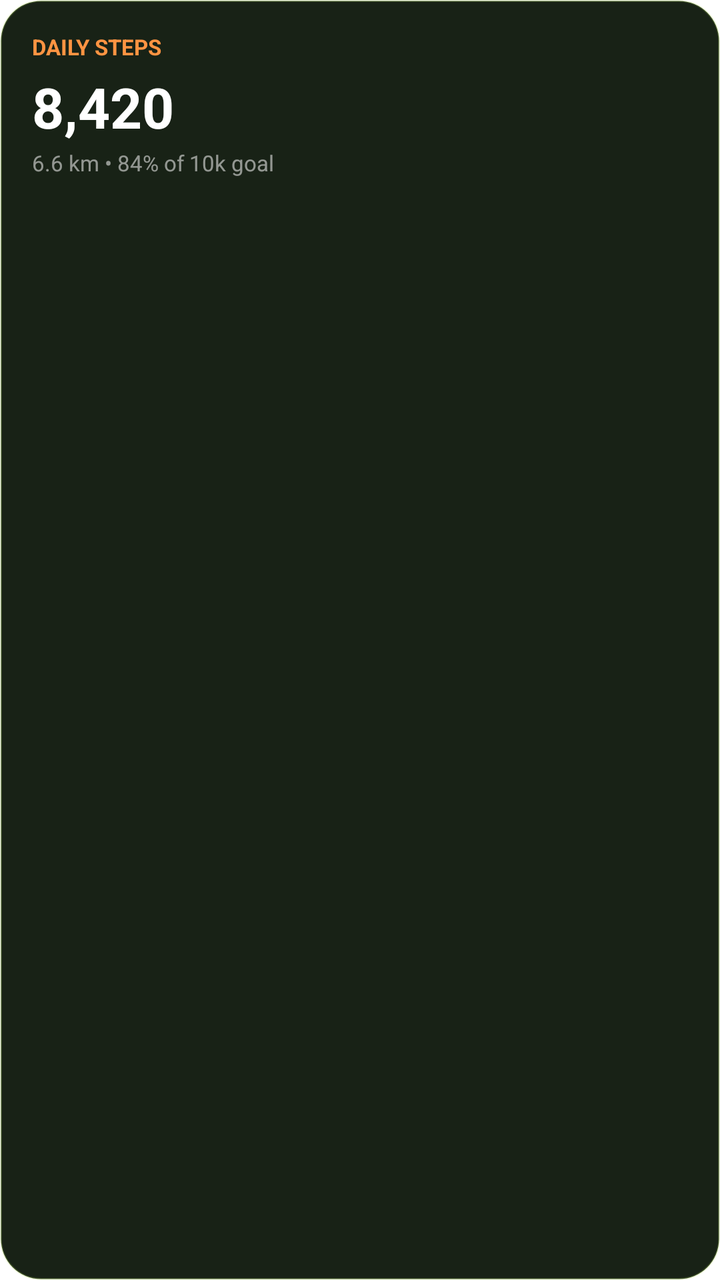
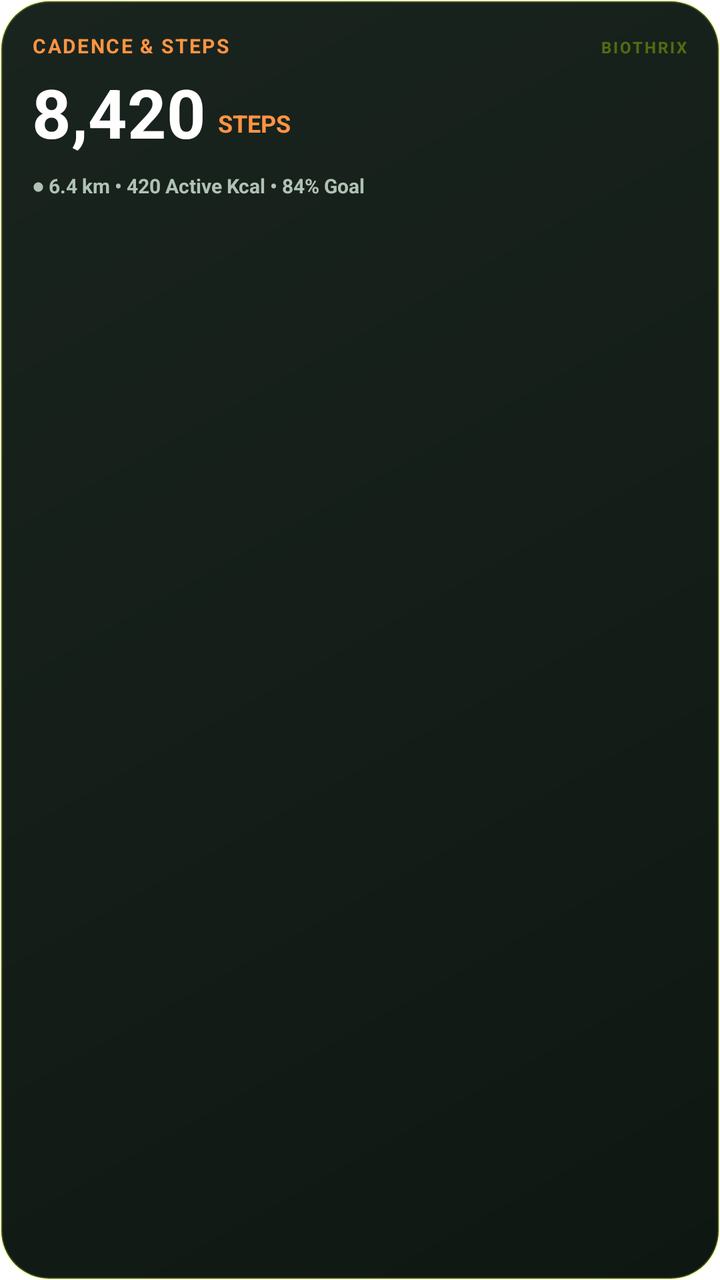

An Android layout rendered at two revisions. The XML below is the earlier revision; the diff shows what the commit changed to produce the second picture.
<!-- AndroidManifest.xml: fallback theme Theme.MaterialComponents.DayNight.NoActionBar -->
<!-- res/layout/widget_steps.xml -->
<?xml version="1.0" encoding="utf-8"?>
<LinearLayout xmlns:android="http://schemas.android.com/apk/res/android"
    android:id="@+id/widget_steps_root"
    android:layout_width="match_parent"
    android:layout_height="match_parent"
    android:background="@drawable/widget_background"
    android:orientation="vertical"
    android:padding="16dp">

    <TextView
        android:id="@+id/widget_steps_title"
        android:layout_width="wrap_content"
        android:layout_height="wrap_content"
        android:text="DAILY STEPS"
        android:textColor="#FF9442"
        android:textSize="11sp"
        android:textStyle="bold" />

    <TextView
        android:id="@+id/widget_steps_value"
        android:layout_width="wrap_content"
        android:layout_height="wrap_content"
        android:layout_marginTop="4dp"
        android:text="8,420"
        android:textColor="#FFFFFF"
        android:textSize="28sp"
        android:textStyle="bold" />

    <TextView
        android:id="@+id/widget_steps_subtitle"
        android:layout_width="wrap_content"
        android:layout_height="wrap_content"
        android:layout_marginTop="2dp"
        android:text="6.6 km • 84% of 10k goal"
        android:textColor="#88FFFFFF"
        android:textSize="11sp" />
</LinearLayout>
<!-- resources referenced by this layout -->
<resources>
  <!-- drawable widget_background (drawable) -->
  <?xml version="1.0" encoding="utf-8"?>
  <shape xmlns:android="http://schemas.android.com/apk/res/android"
      android:shape="rectangle">
      <corners android:radius="20dp" />
      <solid android:color="#182216" />
      <stroke android:width="1dp" android:color="#33B5E655" />
  </shape>
</resources>

<!-- the commit's change to res/layout/widget_steps.xml (unified diff, before → after) -->
@@ -7,31 +7,66 @@
     android:orientation="vertical"
     android:padding="16dp">
 
-    <TextView
-        android:id="@+id/widget_steps_title"
+    
+    <LinearLayout
+        android:layout_width="match_parent"
+        android:layout_height="wrap_content"
+        android:orientation="horizontal">
+        <TextView
+            android:id="@+id/widget_steps_title"
+            android:layout_width="0dp"
+            android:layout_height="wrap_content"
+            android:layout_weight="1"
+            android:text="CADENCE &amp; STEPS"
+            android:textColor="#FF9442"
+            android:textSize="10sp"
+            android:textStyle="bold"
+            android:letterSpacing="0.08" />
+        <TextView
+            android:layout_width="wrap_content"
+            android:layout_height="wrap_content"
+            android:text="BIOTHRIX"
+            android:textColor="#55CCFF00"
+            android:textSize="8sp"
+            android:textStyle="bold"
+            android:letterSpacing="0.12" />
+    </LinearLayout>
+
+    
+    <LinearLayout
         android:layout_width="wrap_content"
         android:layout_height="wrap_content"
-        android:text="DAILY STEPS"
-        android:textColor="#FF9442"
-        android:textSize="11sp"
-        android:textStyle="bold" />
+        android:layout_marginTop="8dp"
+        android:orientation="horizontal">
+        <TextView
+            android:id="@+id/widget_steps_value"
+            android:layout_width="wrap_content"
+            android:layout_height="wrap_content"
+            android:text="8,420"
+            android:textColor="#FFFFFF"
+            android:textSize="34sp"
+            android:textStyle="bold"
+            android:includeFontPadding="false" />
+        <TextView
+            android:layout_width="wrap_content"
+            android:layout_height="wrap_content"
+            android:layout_gravity="bottom"
+            android:layout_marginStart="6dp"
+            android:layout_marginBottom="4dp"
+            android:text="STEPS"
+            android:textColor="#FF9442"
+            android:textSize="12sp"
+            android:textStyle="bold" />
+    </LinearLayout>
 
-    <TextView
-        android:id="@+id/widget_steps_value"
-        android:layout_width="wrap_content"
-        android:layout_height="wrap_content"
-        android:layout_marginTop="4dp"
-        android:text="8,420"
-        android:textColor="#FFFFFF"
-        android:textSize="28sp"
-        android:textStyle="bold" />
-
+    
     <TextView
         android:id="@+id/widget_steps_subtitle"
         android:layout_width="wrap_content"
         android:layout_height="wrap_content"
-        android:layout_marginTop="2dp"
-        android:text="6.6 km • 84% of 10k goal"
-        android:textColor="#88FFFFFF"
-        android:textSize="11sp" />
+        android:layout_marginTop="8dp"
+        android:text="● 6.4 km • 420 Active Kcal • 84% Goal"
+        android:textColor="#B0C2B6"
+        android:textSize="10sp"
+        android:textStyle="bold" />
 </LinearLayout>
<!-- resource entries referenced after the edit -->
@@ -4,9 +4,13 @@
   <?xml version="1.0" encoding="utf-8"?>
   <shape xmlns:android="http://schemas.android.com/apk/res/android"
       android:shape="rectangle">
-      <corners android:radius="20dp" />
-      <solid android:color="#182216" />
-      <stroke android:width="1dp" android:color="#33B5E655" />
+      <corners android:radius="24dp" />
+      <gradient
+          android:angle="315"
+          android:startColor="#1A241E"
+          android:endColor="#0F1712"
+          android:type="linear" />
+      <stroke android:width="1.2dp" android:color="#33CCFF00" />
   </shape>
 </resources>
 
